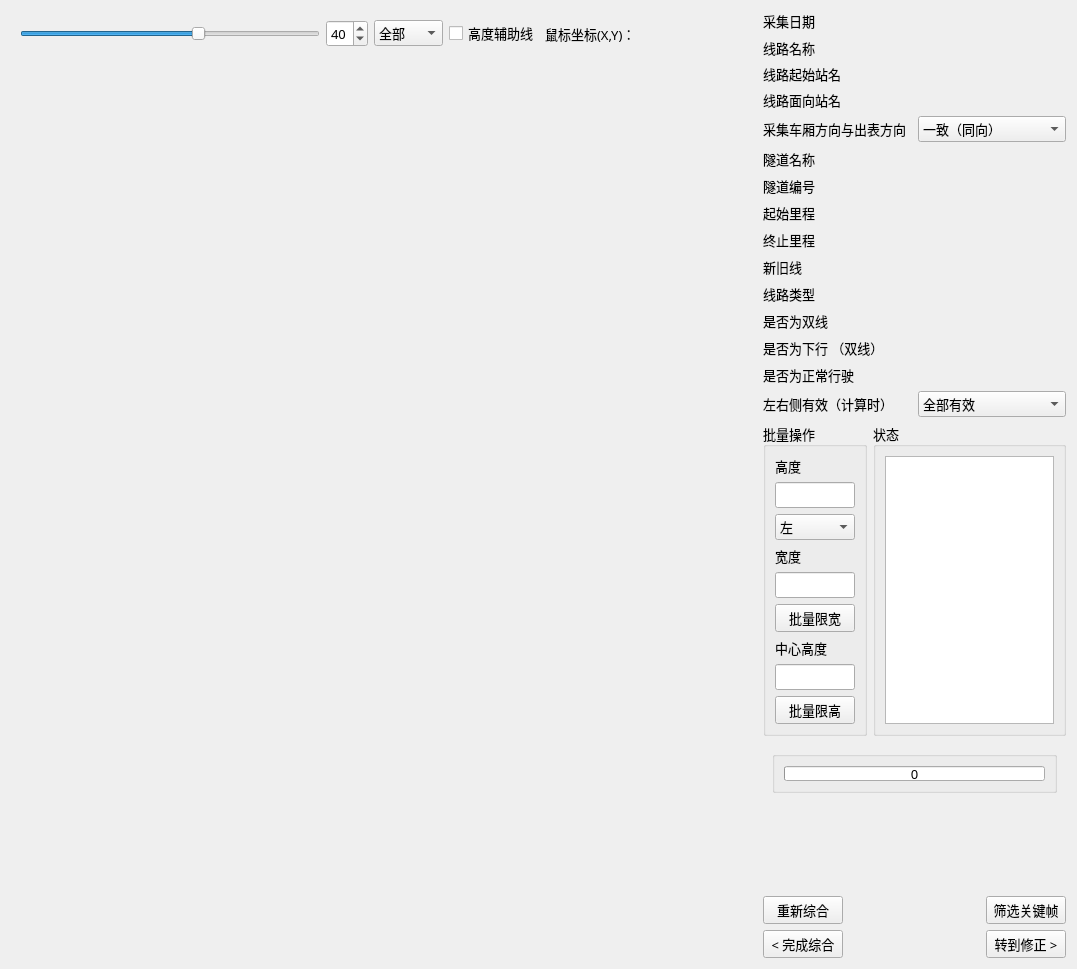
Above: v1.0/module/lz_client_main/src/gui/synthesis_tunnel.ui from fanxiang090909/Railway-Tunnel-Construction-Dlearance-Measure-LanZhou before the change. Below: the same form after it.
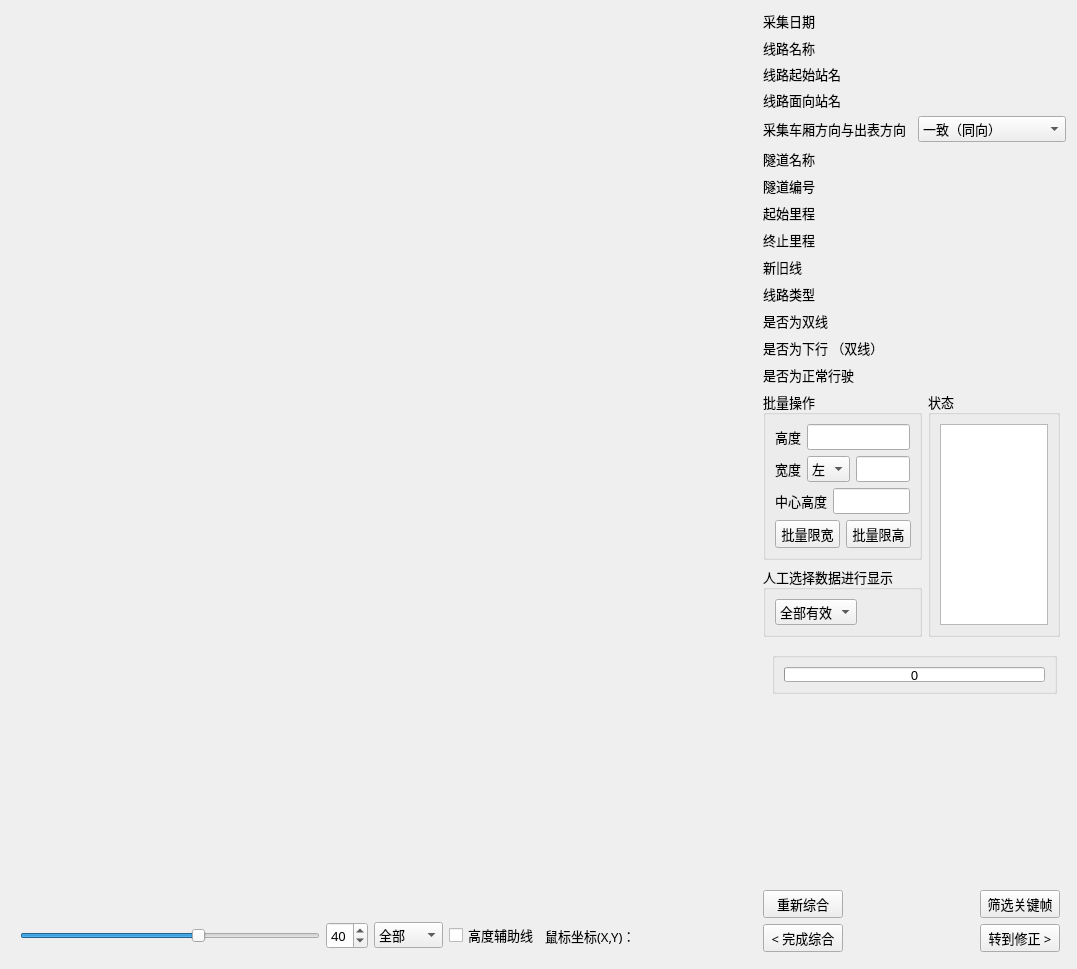
That is the form after the change. Icons and pictures are not drawn.

Patch:
```diff
--- a/v1.0/module/lz_client_main/src/gui/synthesis_tunnel.ui
+++ b/v1.0/module/lz_client_main/src/gui/synthesis_tunnel.ui
@@ -20,156 +20,82 @@
    <string>Form</string>
   </property>
   <layout class="QGridLayout" name="gridLayout_6">
-   <item row="0" column="0" rowspan="5">
-    <layout class="QVBoxLayout" name="verticalLayout_3">
-     <item>
-      <layout class="QVBoxLayout" name="verticalLayout">
-       <item>
-        <widget class="QWidget" name="widget_3" native="true">
-         <property name="maximumSize">
-          <size>
-           <width>16777215</width>
-           <height>45</height>
-          </size>
-         </property>
+   <item row="5" column="1">
+    <layout class="QGridLayout" name="gridLayout_5">
+     <item row="0" column="2">
+      <widget class="QPushButton" name="searchButton">
          <property name="font">
           <font>
+         <family>微软雅黑</family>
            <pointsize>10</pointsize>
-          </font>
-         </property>
-         <layout class="QGridLayout" name="gridLayout">
-          <item row="0" column="0">
-           <layout class="QHBoxLayout" name="horizontalLayout">
-            <item>
-             <widget class="QSlider" name="horizontalSlider">
-              <property name="minimumSize">
-               <size>
-                <width>300</width>
-                <height>0</height>
-               </size>
-              </property>
-              <property name="minimum">
-               <number>10</number>
-              </property>
-              <property name="maximum">
-               <number>60</number>
-              </property>
-              <property name="value">
-               <number>40</number>
-              </property>
+         <weight>50</weight>
+         <bold>false</bold>
+        </font>
+       </property>
+       <property name="text">
+        <string>筛选关键帧</string>
+       </property>
+       <property name="icon">
+        <iconset resource="../../resource/icons.qrc">
+         <normaloff>:/image/search.png</normaloff>:/image/search.png</iconset>
+       </property>
+      </widget>
+     </item>
+     <item row="1" column="0">
+      <widget class="QPushButton" name="finishButton">
+       <property name="font">
+        <font>
+         <family>微软雅黑</family>
+         <pointsize>10</pointsize>
+        </font>
+       </property>
+       <property name="text">
+        <string>&lt; 完成综合</string>
+       </property>
+      </widget>
+     </item>
+     <item row="1" column="2">
+      <widget class="QPushButton" name="editTunnelButton">
+       <property name="font">
+        <font>
+         <family>微软雅黑</family>
+         <pointsize>10</pointsize>
+        </font>
+       </property>
+       <property name="text">
+        <string>转到修正 &gt;</string>
+       </property>
+      </widget>
+     </item>
+     <item row="0" column="1">
+      <spacer name="horizontalSpacer">
               <property name="orientation">
                <enum>Qt::Horizontal</enum>
               </property>
-             </widget>
-            </item>
-            <item>
-             <widget class="QSpinBox" name="spinBox">
-              <property name="minimum">
-               <number>10</number>
-              </property>
-              <property name="maximum">
-               <number>60</number>
-              </property>
-              <property name="value">
-               <number>40</number>
-              </property>
-             </widget>
-            </item>
-            <item>
-             <widget class="QComboBox" name="comboBox">
-              <property name="font">
-               <font>
-                <pointsize>10</pointsize>
-               </font>
-              </property>
-              <item>
-               <property name="text">
-                <string>全部</string>
-               </property>
-              </item>
-              <item>
-               <property name="text">
-                <string>直线</string>
-               </property>
-              </item>
-              <item>
-               <property name="text">
-                <string>左曲线</string>
-               </property>
-              </item>
-              <item>
-               <property name="text">
-                <string>右曲线</string>
-               </property>
-              </item>
-             </widget>
-            </item>
-            <item>
-             <widget class="QCheckBox" name="heighthelplineButton">
-              <property name="text">
-               <string>高度辅助线</string>
-              </property>
-             </widget>
-            </item>
-            <item>
-             <widget class="QLabel" name="label_6">
-              <property name="maximumSize">
+       <property name="sizeHint" stdset="0">
                <size>
-                <width>100</width>
-                <height>16777215</height>
-               </size>
-              </property>
+         <width>40</width>
+         <height>20</height>
+        </size>
+       </property>
+      </spacer>
+     </item>
+     <item row="0" column="0">
+      <widget class="QPushButton" name="recalculateButton">
               <property name="font">
                <font>
+         <family>微软雅黑</family>
                 <pointsize>10</pointsize>
                </font>
               </property>
               <property name="text">
-               <string>鼠标坐标(X,Y)：</string>
-              </property>
-             </widget>
-            </item>
-            <item>
-             <widget class="QLabel" name="mouseX">
-              <property name="minimumSize">
-               <size>
-                <width>50</width>
-                <height>0</height>
-               </size>
-              </property>
-              <property name="text">
-               <string/>
-              </property>
-             </widget>
-            </item>
-            <item>
-             <widget class="QLabel" name="mouseY">
-              <property name="minimumSize">
-               <size>
-                <width>50</width>
-                <height>0</height>
-               </size>
-              </property>
-              <property name="text">
-               <string/>
-              </property>
-             </widget>
-            </item>
-           </layout>
-          </item>
-         </layout>
-        </widget>
-       </item>
-       <item>
-        <widget class="QWidget" name="graphicsView" native="true">
-         <property name="font">
-          <font>
-           <pointsize>10</pointsize>
-          </font>
-         </property>
-        </widget>
-       </item>
-      </layout>
+        <string>重新综合</string>
+       </property>
+       <property name="icon">
+        <iconset resource="../../resource/icons.qrc">
+         <normaloff>:/image/Calculatorstatus1.png</normaloff>:/image/Calculatorstatus1.png</iconset>
+       </property>
+      </widget>
      </item>
     </layout>
    </item>
@@ -627,41 +553,6 @@
        </property>
       </widget>
      </item>
-     <item row="17" column="0">
-      <widget class="QLabel" name="label_5">
-       <property name="text">
-        <string>左右侧有效（计算时）</string>
-       </property>
-      </widget>
-     </item>
-     <item row="17" column="1">
-      <widget class="QComboBox" name="leftRightValidComboBox">
-       <property name="enabled">
-        <bool>true</bool>
-       </property>
-       <property name="minimumSize">
-        <size>
-         <width>80</width>
-         <height>23</height>
-        </size>
-       </property>
-       <item>
-        <property name="text">
-         <string>全部有效</string>
-        </property>
-       </item>
-       <item>
-        <property name="text">
-         <string>左侧有效</string>
-        </property>
-       </item>
-       <item>
-        <property name="text">
-         <string>右侧有效</string>
-        </property>
-       </item>
-      </widget>
-     </item>
      <item row="3" column="0">
       <widget class="QLabel" name="endStationLabel">
        <property name="font">
@@ -731,7 +622,160 @@
      </item>
     </layout>
    </item>
-   <item row="3" column="1">
+   <item row="0" column="0" rowspan="7">
+    <layout class="QVBoxLayout" name="verticalLayout_3">
+     <item>
+      <layout class="QVBoxLayout" name="verticalLayout">
+       <item>
+        <widget class="QWidget" name="graphicsView" native="true">
+         <property name="font">
+          <font>
+           <pointsize>10</pointsize>
+          </font>
+         </property>
+        </widget>
+       </item>
+       <item>
+        <widget class="QWidget" name="widget_3" native="true">
+         <property name="maximumSize">
+          <size>
+           <width>16777215</width>
+           <height>45</height>
+          </size>
+         </property>
+         <property name="font">
+          <font>
+           <pointsize>10</pointsize>
+          </font>
+         </property>
+         <layout class="QGridLayout" name="gridLayout">
+          <item row="0" column="0">
+           <layout class="QHBoxLayout" name="horizontalLayout">
+            <item>
+             <widget class="QSlider" name="horizontalSlider">
+              <property name="minimumSize">
+               <size>
+                <width>300</width>
+                <height>0</height>
+               </size>
+              </property>
+              <property name="minimum">
+               <number>10</number>
+              </property>
+              <property name="maximum">
+               <number>60</number>
+              </property>
+              <property name="value">
+               <number>40</number>
+              </property>
+              <property name="orientation">
+               <enum>Qt::Horizontal</enum>
+              </property>
+             </widget>
+            </item>
+            <item>
+             <widget class="QSpinBox" name="spinBox">
+              <property name="minimum">
+               <number>10</number>
+              </property>
+              <property name="maximum">
+               <number>60</number>
+              </property>
+              <property name="value">
+               <number>40</number>
+              </property>
+             </widget>
+            </item>
+            <item>
+             <widget class="QComboBox" name="comboBox">
+              <property name="font">
+               <font>
+                <pointsize>10</pointsize>
+               </font>
+              </property>
+              <item>
+               <property name="text">
+                <string>全部</string>
+               </property>
+              </item>
+              <item>
+               <property name="text">
+                <string>直线</string>
+               </property>
+              </item>
+              <item>
+               <property name="text">
+                <string>左曲线</string>
+               </property>
+              </item>
+              <item>
+               <property name="text">
+                <string>右曲线</string>
+               </property>
+              </item>
+             </widget>
+            </item>
+            <item>
+             <widget class="QCheckBox" name="heighthelplineButton">
+              <property name="text">
+               <string>高度辅助线</string>
+              </property>
+             </widget>
+            </item>
+            <item>
+             <widget class="QLabel" name="label_6">
+              <property name="maximumSize">
+               <size>
+                <width>100</width>
+                <height>16777215</height>
+               </size>
+              </property>
+              <property name="font">
+               <font>
+                <pointsize>10</pointsize>
+               </font>
+              </property>
+              <property name="text">
+               <string>鼠标坐标(X,Y)：</string>
+              </property>
+             </widget>
+            </item>
+            <item>
+             <widget class="QLabel" name="mouseX">
+              <property name="minimumSize">
+               <size>
+                <width>50</width>
+                <height>0</height>
+               </size>
+              </property>
+              <property name="text">
+               <string/>
+              </property>
+             </widget>
+            </item>
+            <item>
+             <widget class="QLabel" name="mouseY">
+              <property name="minimumSize">
+               <size>
+                <width>50</width>
+                <height>0</height>
+               </size>
+              </property>
+              <property name="text">
+               <string/>
+              </property>
+             </widget>
+            </item>
+           </layout>
+          </item>
+         </layout>
+        </widget>
+       </item>
+      </layout>
+     </item>
+    </layout>
+   </item>
+   <item row="4" column="1">
     <spacer name="verticalSpacer">
      <property name="font">
       <font>
@@ -749,85 +793,6 @@
      </property>
     </spacer>
    </item>
-   <item row="4" column="1" colspan="2">
-    <layout class="QGridLayout" name="gridLayout_5">
-     <item row="0" column="0">
-      <widget class="QPushButton" name="recalculateButton">
-       <property name="font">
-        <font>
-         <family>微软雅黑</family>
-         <pointsize>10</pointsize>
-        </font>
-       </property>
-       <property name="text">
-        <string>重新综合</string>
-       </property>
-       <property name="icon">
-        <iconset resource="../../resource/icons.qrc">
-         <normaloff>:/image/Calculatorstatus1.png</normaloff>:/image/Calculatorstatus1.png</iconset>
-       </property>
-      </widget>
-     </item>
-     <item row="0" column="2">
-      <widget class="QPushButton" name="searchButton">
-       <property name="font">
-        <font>
-         <family>微软雅黑</family>
-         <pointsize>10</pointsize>
-         <weight>50</weight>
-         <bold>false</bold>
-        </font>
-       </property>
-       <property name="text">
-        <string>筛选关键帧</string>
-       </property>
-       <property name="icon">
-        <iconset resource="../../resource/icons.qrc">
-         <normaloff>:/image/search.png</normaloff>:/image/search.png</iconset>
-       </property>
-      </widget>
-     </item>
-     <item row="1" column="0">
-      <widget class="QPushButton" name="finishButton">
-       <property name="font">
-        <font>
-         <family>微软雅黑</family>
-         <pointsize>10</pointsize>
-        </font>
-       </property>
-       <property name="text">
-        <string>&lt; 完成综合</string>
-       </property>
-      </widget>
-     </item>
-     <item row="1" column="2">
-      <widget class="QPushButton" name="editTunnelButton">
-       <property name="font">
-        <font>
-         <family>微软雅黑</family>
-         <pointsize>10</pointsize>
-        </font>
-       </property>
-       <property name="text">
-        <string>转到修正 &gt;</string>
-       </property>
-      </widget>
-     </item>
-     <item row="0" column="1">
-      <spacer name="horizontalSpacer">
-       <property name="orientation">
-        <enum>Qt::Horizontal</enum>
-       </property>
-       <property name="sizeHint" stdset="0">
-        <size>
-         <width>40</width>
-         <height>20</height>
-        </size>
-       </property>
-      </spacer>
-     </item>
-    </layout>
-   </item>
    <item row="2" column="1" colspan="2">
     <widget class="QWidget" name="widget" native="true">
      <property name="minimumSize">
@@ -880,31 +845,27 @@
      </layout>
     </widget>
    </item>
-   <item row="1" column="2">
-    <widget class="QGroupBox" name="groupBox">
-     <property name="maximumSize">
-      <size>
-       <width>400</width>
-       <height>16777215</height>
-      </size>
-     </property>
-     <property name="title">
-      <string>状态</string>
-     </property>
-     <layout class="QGridLayout" name="gridLayout_3">
-      <item row="1" column="0">
-       <widget class="QTextBrowser" name="statusArea"/>
-      </item>
-     </layout>
-    </widget>
-   </item>
    <item row="1" column="1">
+    <layout class="QHBoxLayout" name="horizontalLayout_7">
+     <item>
+      <layout class="QVBoxLayout" name="verticalLayout_7">
+       <item>
     <widget class="QGroupBox" name="groupBox_2">
+         <property name="minimumSize">
+          <size>
+           <width>151</width>
+           <height>0</height>
+          </size>
+         </property>
      <property name="title">
       <string>批量操作</string>
      </property>
+         <layout class="QVBoxLayout" name="verticalLayout_6">
+          <item>
      <layout class="QVBoxLayout" name="verticalLayout_2">
       <item>
+             <layout class="QHBoxLayout" name="horizontalLayout_3">
+              <item>
        <widget class="QLabel" name="heightLabel">
         <property name="text">
          <string>高度</string>
@@ -914,6 +875,17 @@
       <item>
        <widget class="QLineEdit" name="labelEdit_newHeight"/>
       </item>
+             </layout>
+            </item>
+            <item>
+             <layout class="QHBoxLayout" name="horizontalLayout_4">
+              <item>
+               <widget class="QLabel" name="rightValLabel">
+                <property name="text">
+                 <string>宽度</string>
+                </property>
+               </widget>
+              </item>
       <item>
        <widget class="QComboBox" name="setDirectionValComboBox">
         <property name="maximumSize">
@@ -934,23 +906,13 @@
         </item>
        </widget>
       </item>
-      <item>
-       <widget class="QLabel" name="rightValLabel">
-        <property name="text">
-         <string>宽度</string>
-        </property>
-       </widget>
-      </item>
       <item>
        <widget class="QLineEdit" name="labelEdit_newWidthVal"/>
       </item>
-      <item>
-       <widget class="QPushButton" name="submitWidthButton">
-        <property name="text">
-         <string>批量限宽</string>
-        </property>
-       </widget>
-      </item>
+             </layout>
+            </item>
+            <item>
+             <layout class="QHBoxLayout" name="horizontalLayout_6">
       <item>
        <widget class="QLabel" name="label_4">
         <property name="text">
@@ -961,6 +923,30 @@
       <item>
        <widget class="QLineEdit" name="labelEdit_newCenterHeight"/>
       </item>
+             </layout>
+            </item>
+            <item>
+             <layout class="QHBoxLayout" name="horizontalLayout_5">
+              <item>
+               <widget class="QPushButton" name="submitWidthButton">
+                <property name="text">
+                 <string>批量限宽</string>
+                </property>
+               </widget>
+              </item>
+              <item>
+               <spacer name="horizontalSpacer_6">
+                <property name="orientation">
+                 <enum>Qt::Horizontal</enum>
+                </property>
+                <property name="sizeHint" stdset="0">
+                 <size>
+                  <width>40</width>
+                  <height>20</height>
+                 </size>
+                </property>
+               </spacer>
+              </item>
       <item>
        <widget class="QPushButton" name="submitHeightButton">
         <property name="text">
@@ -969,7 +955,87 @@
        </widget>
       </item>
      </layout>
-    </widget>
+            </item>
+           </layout>
+          </item>
+         </layout>
+        </widget>
+       </item>
+       <item>
+        <widget class="QGroupBox" name="groupBox_3">
+         <property name="title">
+          <string>人工选择数据进行显示</string>
+         </property>
+         <layout class="QVBoxLayout" name="verticalLayout_4">
+          <item>
+           <layout class="QHBoxLayout" name="horizontalLayout_2">
+            <item>
+             <widget class="QComboBox" name="leftRightValidComboBox">
+              <property name="enabled">
+               <bool>true</bool>
+              </property>
+              <property name="minimumSize">
+               <size>
+                <width>80</width>
+                <height>23</height>
+               </size>
+              </property>
+              <item>
+               <property name="text">
+                <string>全部有效</string>
+               </property>
+              </item>
+              <item>
+               <property name="text">
+                <string>左侧有效</string>
+               </property>
+              </item>
+              <item>
+               <property name="text">
+                <string>右侧有效</string>
+               </property>
+              </item>
+             </widget>
+            </item>
+            <item>
+             <spacer name="horizontalSpacer_3">
+              <property name="orientation">
+               <enum>Qt::Horizontal</enum>
+              </property>
+              <property name="sizeHint" stdset="0">
+               <size>
+                <width>40</width>
+                <height>20</height>
+               </size>
+              </property>
+             </spacer>
+            </item>
+           </layout>
+          </item>
+         </layout>
+        </widget>
+       </item>
+      </layout>
+     </item>
+     <item>
+      <widget class="QGroupBox" name="groupBox">
+       <property name="maximumSize">
+        <size>
+         <width>400</width>
+         <height>16777215</height>
+        </size>
+       </property>
+       <property name="title">
+        <string>状态</string>
+       </property>
+       <layout class="QVBoxLayout" name="verticalLayout_5">
+        <item>
+         <widget class="QTextBrowser" name="statusArea"/>
+        </item>
+       </layout>
+      </widget>
+     </item>
+    </layout>
    </item>
   </layout>
  </widget>
```
Lines whose indentation alone changed are shown as unchanged.
